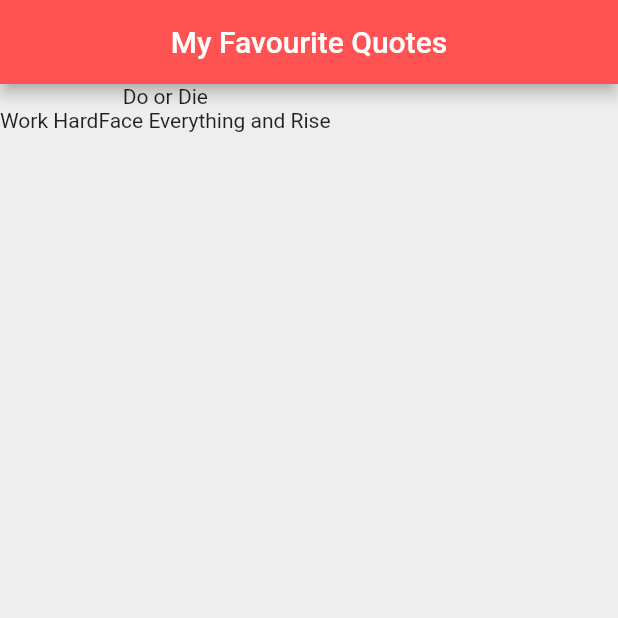
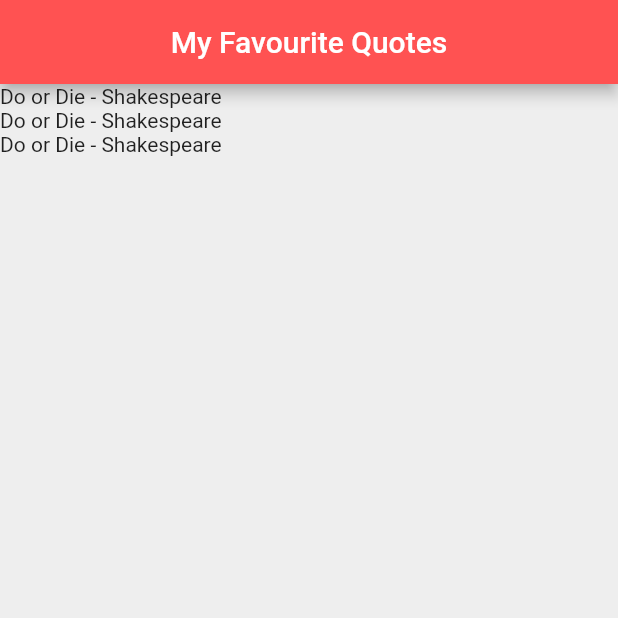
Before and after one commit to Suganth-S/flutter_handson, a Flutter app: the screen it shows after launch, on a phone screen of 412 x 824 dp, the top half of it. Run offline on Flutter 3.47's test engine with Material 2 defaults, Android fonts, the phone set to English and light mode, and no system bars.

Commit message:
List Impl using custom class Commit

```diff
--- /dev/null
+++ b/lib/Quote.dart
@@ -0,0 +1,8 @@
+class Quote
+{
+  String quote;
+  String author;
+
+  Quote(this.author,this.quote){}
+}
+Quote myQuotes = Quote('Shakespeare','Do or die');
--- a/lib/main.dart
+++ b/lib/main.dart
@@ -1,4 +1,5 @@
 import 'package:flutter/material.dart';
+import 'package:flutter_handson/Quote.dart';
 
 void main() =>
     runApp(MaterialApp(
@@ -11,10 +12,10 @@ class ListData extends StatefulWidget {
 }
 
 class _ListDataState extends State<ListData> {
-  List<String> quotes = [
-    'Do or Die',
-    'Work Hard'
-    'Face Everything and Rise'
+  List<Quote> quotes = [
+    Quote('Shakespeare','Do or Die'),
+    Quote('Shakespeare','Do or Die'),
+    Quote('Shakespeare','Do or Die'),
   ];
   @override
   Widget build(BuildContext context) {
@@ -26,7 +27,7 @@ class _ListDataState extends State<ListData> {
         backgroundColor: Colors.redAccent,
       ),
       body: Column(
-        children: quotes.map((quote) => Text(quote)).toList(),
+        children: quotes.map((quote) => Text('${quote.quote} - ${quote.author}')).toList(),
       ),
     );
   }
```
